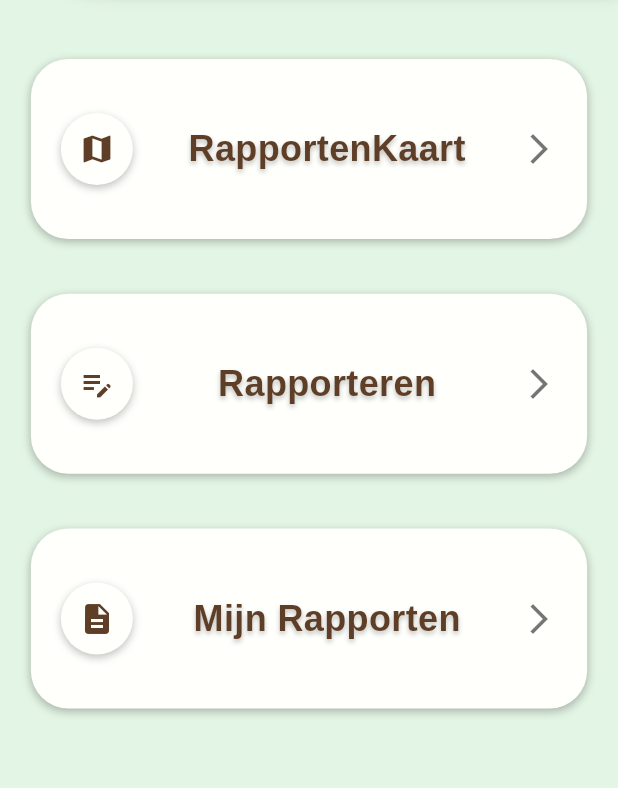
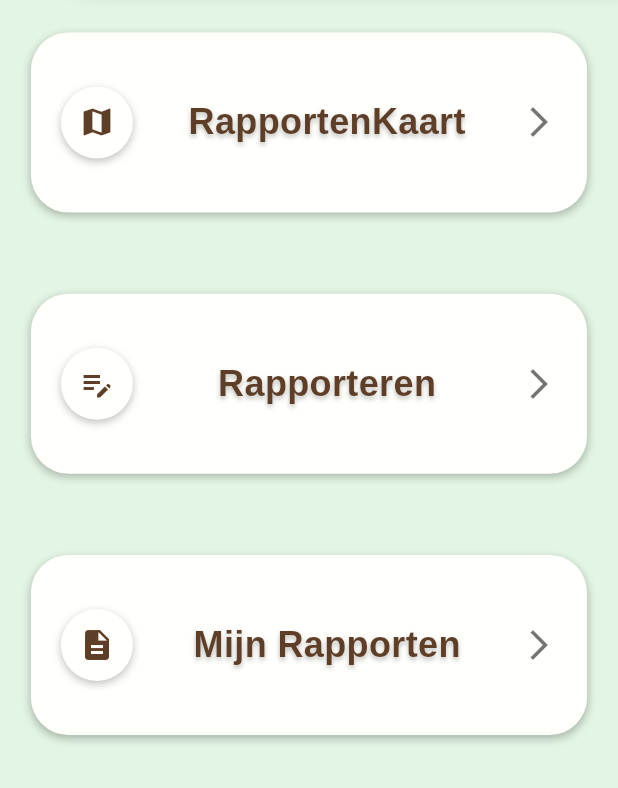
Before and after one commit to WildLife-NL/wildrapport, a Flutter app: the OverzichtScreen screen opened directly, on a phone screen of 412 x 824 dp, the part 448-1236 px from its top. Run offline on Flutter 3.47's test engine with Material 3 defaults, Android fonts, the phone set to English and light mode, and no system bars; our stand-ins replace flutter_dotenv, lottie, shared_preferences; accounts and stored records are empty.

```diff
--- a/lib/screens/overzicht_screen.dart
+++ b/lib/screens/overzicht_screen.dart
@@ -39,7 +39,18 @@ class _OverzichtScreenState extends State<OverzichtScreen> {
             usernameFontSize: _overzichtManager.usernameFontSize,
           ),
           ActionButtons(
-            onRapporterenPressed: () {
+            buttons: [
+              (
+                text: 'RapportenKaart',
+                icon: Icons.map,
+                onPressed: () {
+                  // Handle RapportenKaart action
+                },
+              ),
+              (
+                text: 'Rapporteren',
+                icon: Icons.edit_note,
+                onPressed: () {
                   Navigator.push(
                     context,
                     MaterialPageRoute(
@@ -48,6 +59,15 @@ class _OverzichtScreenState extends State<OverzichtScreen> {
                   );
                 },
               ),
+              (
+                text: 'Mijn Rapporten',
+                icon: Icons.description,
+                onPressed: () {
+                  // Handle Mijn Rapporten action
+                },
+              ),
+            ],
+          ),
         ],
       ),
     );
--- a/lib/widgets/overzicht/action_buttons.dart
+++ b/lib/widgets/overzicht/action_buttons.dart
@@ -5,11 +5,21 @@ import 'package:wildrapport/widgets/white_bulk_button.dart';
 import 'package:wildrapport/constants/app_colors.dart';
 
 class ActionButtons extends StatelessWidget {
-  final Function() onRapporterenPressed;
+  final List<({String text, IconData icon, VoidCallback? onPressed})> buttons;
+  final double? verticalPadding;
+  final double? horizontalPadding;
+  final double? buttonSpacing;
+  final bool useCircleIcons;
+  final double iconSize;
 
   const ActionButtons({
     super.key,
-    required this.onRapporterenPressed,
+    required this.buttons,
+    this.verticalPadding,
+    this.horizontalPadding,
+    this.buttonSpacing,
+    this.useCircleIcons = true,
+    this.iconSize = 48,
   });
 
   @override
@@ -17,25 +27,21 @@ class ActionButtons extends StatelessWidget {
     return Expanded(
       child: Padding(
         padding: EdgeInsets.symmetric(
-          horizontal: MediaQuery.of(context).size.width * 0.05,
-          vertical: MediaQuery.of(context).size.height * 0.02,
+          horizontal: horizontalPadding ?? MediaQuery.of(context).size.width * 0.05,
+          vertical: verticalPadding ?? MediaQuery.of(context).size.height * 0.02,
         ),
         child: Column(
           mainAxisAlignment: MainAxisAlignment.spaceEvenly,
           children: [
-            _buildButton(
-              text: 'RapportenKaart',
-              icon: Icons.map,
-            ),
-            _buildButton(
-              text: 'Rapporteren',
-              icon: Icons.edit_note,
-              onPressed: onRapporterenPressed,
-            ),
-            _buildButton(
-              text: 'Mijn Rapporten',
-              icon: Icons.description,
-            ),
+            for (var button in buttons) ...[
+              _buildButton(
+                text: button.text,
+                icon: button.icon,
+                onPressed: button.onPressed,
+              ),
+              if (button != buttons.last)
+                SizedBox(height: buttonSpacing ?? MediaQuery.of(context).size.height * 0.02),
+            ],
           ],
         ),
       ),
@@ -49,11 +55,17 @@ class ActionButtons extends StatelessWidget {
   }) {
     return WhiteBulkButton(
       text: text,
-      leftWidget: CircleIconContainer(
-        icon: icon,
-        iconColor: AppColors.brown,
-        size: 48,
-      ),
+      leftWidget: useCircleIcons
+          ? CircleIconContainer(
+              icon: icon,
+              iconColor: AppColors.brown,
+              size: iconSize,
+            )
+          : Icon(
+              icon,
+              color: AppColors.brown,
+              size: iconSize,
+            ),
       rightWidget: const Icon(
         Icons.arrow_forward_ios,
         color: Colors.black54,
```
Also changed, not shown: lib/main.dart (+9 -1 lines), lib/screens/animal_gender_screen.dart (added, +95 -0 lines), lib/widgets/compact_animal_display.dart (added, +94 -0 lines), lib/widgets/split_row_container.dart (added, +28 -0 lines). Lines whose indentation alone changed are shown as unchanged.
